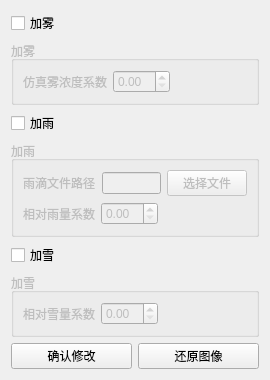
Old version of the form ProcessList.ui in the repository MoniWong/simulation.
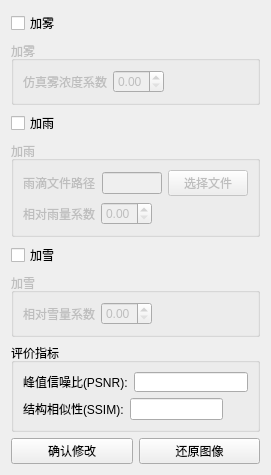
New version of the form.

Diff of the .ui file:
```diff
--- a/ProcessList.ui
+++ b/ProcessList.ui
@@ -38,7 +38,20 @@
        </widget>
       </item>
       <item>
-       <widget class="QDoubleSpinBox" name="fog_para"/>
+       <widget class="QDoubleSpinBox" name="fog_para">
+        <property name="minimum">
+         <double>0.000000000000000</double>
+        </property>
+        <property name="maximum">
+         <double>1.000000000000000</double>
+        </property>
+        <property name="singleStep">
+         <double>0.010000000000000</double>
+        </property>
+        <property name="value">
+         <double>0.000000000000000</double>
+        </property>
+       </widget>
       </item>
       <item>
        <spacer name="horizontalSpacer">
@@ -103,7 +116,14 @@
          </widget>
         </item>
         <item>
-         <widget class="QDoubleSpinBox" name="rain_para"/>
+         <widget class="QDoubleSpinBox" name="rain_para">
+          <property name="maximum">
+           <double>1.000000000000000</double>
+          </property>
+          <property name="singleStep">
+           <double>0.010000000000000</double>
+          </property>
+         </widget>
         </item>
         <item>
          <spacer name="horizontalSpacer_3">
@@ -147,7 +167,14 @@
        </widget>
       </item>
       <item>
-       <widget class="QDoubleSpinBox" name="snow_para"/>
+       <widget class="QDoubleSpinBox" name="snow_para">
+        <property name="maximum">
+         <double>1.000000000000000</double>
+        </property>
+        <property name="singleStep">
+         <double>0.010000000000000</double>
+        </property>
+       </widget>
       </item>
       <item>
        <spacer name="horizontalSpacer_2">
@@ -165,6 +192,83 @@
      </layout>
     </widget>
    </item>
+   <item>
+    <widget class="QGroupBox" name="gB_evaIndex">
+     <property name="title">
+      <string>评价指标</string>
+     </property>
+     <layout class="QVBoxLayout" name="verticalLayout_3">
+      <item>
+       <layout class="QHBoxLayout" name="horizontalLayout_9">
+        <item>
+         <widget class="QLabel" name="label_6">
+          <property name="text">
+           <string>峰值信噪比(PSNR):</string>
+          </property>
+         </widget>
+        </item>
+        <item>
+         <widget class="QLineEdit" name="PSNR">
+          <property name="minimumSize">
+           <size>
+            <width>114</width>
+            <height>15</height>
+           </size>
+          </property>
+          <property name="readOnly">
+           <bool>true</bool>
+          </property>
+         </widget>
+        </item>
+        <item>
+         <spacer name="horizontalSpacer_4">
+          <property name="orientation">
+           <enum>Qt::Horizontal</enum>
+          </property>
+          <property name="sizeHint" stdset="0">
+           <size>
+            <width>40</width>
+            <height>20</height>
+           </size>
+          </property>
+         </spacer>
+        </item>
+       </layout>
+      </item>
+      <item>
+       <layout class="QHBoxLayout" name="horizontalLayout_6">
+        <item>
+         <widget class="QLabel" name="label_3">
+          <property name="text">
+           <string>结构相似性(SSIM):</string>
+          </property>
+         </widget>
+        </item>
+        <item>
+         <widget class="QLineEdit" name="SSIM">
+          <property name="readOnly">
+           <bool>true</bool>
+          </property>
+         </widget>
+        </item>
+        <item>
+         <spacer name="horizontalSpacer_5">
+          <property name="orientation">
+           <enum>Qt::Horizontal</enum>
+          </property>
+          <property name="sizeHint" stdset="0">
+           <size>
+            <width>40</width>
+            <height>20</height>
+           </size>
+          </property>
+         </spacer>
+        </item>
+       </layout>
+      </item>
+     </layout>
+    </widget>
+   </item>
    <item>
     <spacer name="verticalSpacer">
      <property name="orientation">
```
